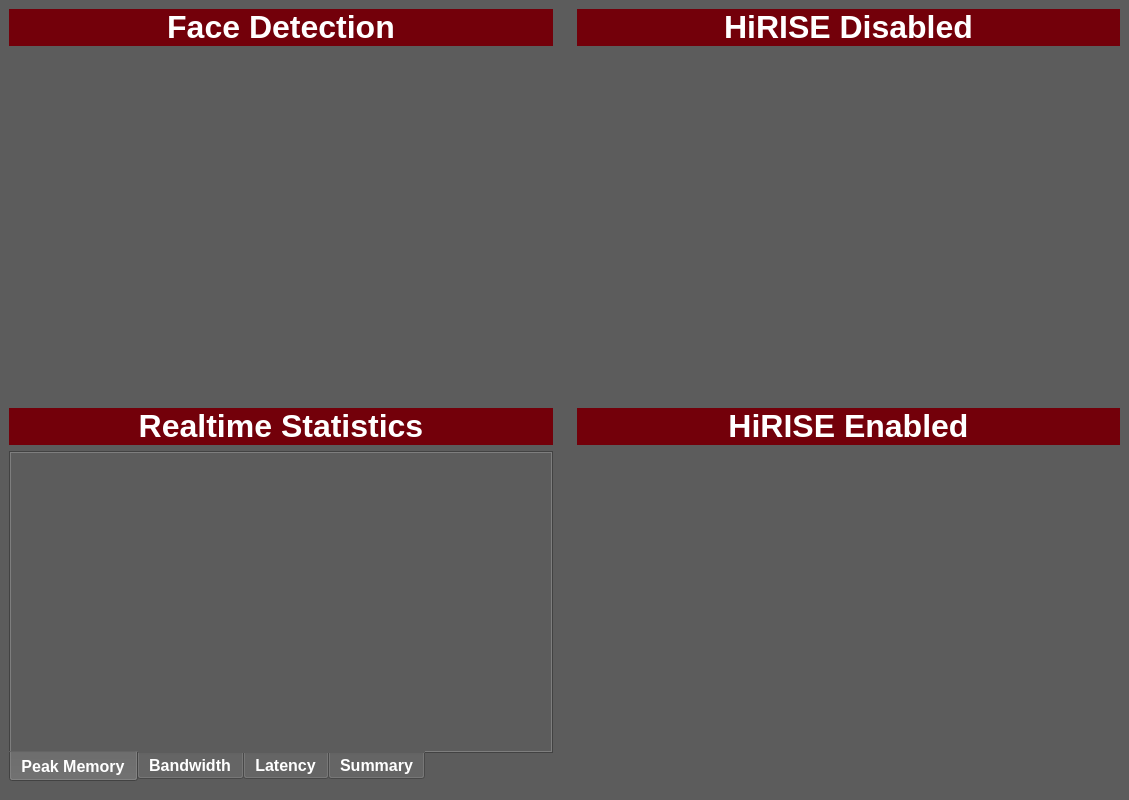
This is src/ui/MainWindow.ui in iCAS-Lab/HiRISE-Demo as Qt 5 draws it before an edit. The edited form follows.
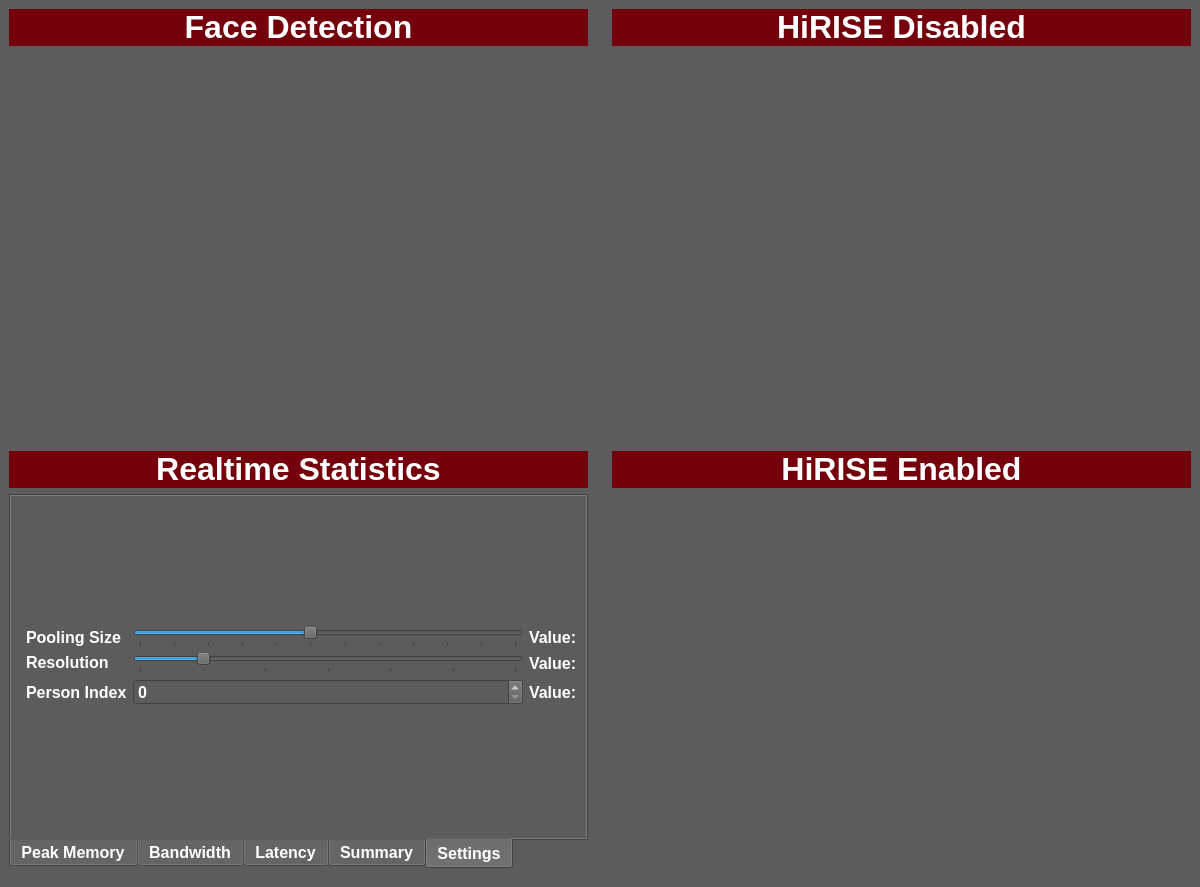
This is the edited form. Custom widgets are drawn as their Qt base class.

Commit message: Added settings tab to gui. Fixed average calculation.

The edit to the form file:
```diff
--- a/src/ui/MainWindow.ui
+++ b/src/ui/MainWindow.ui
@@ -6,8 +6,8 @@
    <rect>
     <x>0</x>
     <y>0</y>
-    <width>1129</width>
-    <height>800</height>
+    <width>1200</width>
+    <height>887</height>
    </rect>
   </property>
   <property name="sizePolicy">
@@ -243,7 +243,7 @@
           <enum>QTabWidget::TabShape::Rounded</enum>
          </property>
          <property name="currentIndex">
-          <number>0</number>
+          <number>4</number>
          </property>
          <property name="documentMode">
           <bool>false</bool>
@@ -279,6 +279,158 @@
            </item>
           </layout>
          </widget>
+         <widget class="QWidget" name="settingsTab">
+          <attribute name="title">
+           <string>Settings</string>
+          </attribute>
+          <layout class="QFormLayout" name="formLayout_3">
+           <item row="0" column="1">
+            <layout class="QGridLayout" name="gridLayout_6">
+             <item row="2" column="0">
+              <widget class="QLabel" name="resolutionLabel">
+               <property name="sizePolicy">
+                <sizepolicy hsizetype="Fixed" vsizetype="Fixed">
+                 <horstretch>0</horstretch>
+                 <verstretch>1</verstretch>
+                </sizepolicy>
+               </property>
+               <property name="text">
+                <string>Resolution</string>
+               </property>
+              </widget>
+             </item>
+             <item row="3" column="0">
+              <widget class="QLabel" name="boundingBoxIndexLabel">
+               <property name="sizePolicy">
+                <sizepolicy hsizetype="Preferred" vsizetype="Preferred">
+                 <horstretch>0</horstretch>
+                 <verstretch>1</verstretch>
+                </sizepolicy>
+               </property>
+               <property name="text">
+                <string>Person Index</string>
+               </property>
+              </widget>
+             </item>
+             <item row="3" column="2">
+              <widget class="QLabel" name="indexValue">
+               <property name="text">
+                <string>Value:</string>
+               </property>
+              </widget>
+             </item>
+             <item row="3" column="1">
+              <widget class="QSpinBox" name="boundBoxIndex">
+               <property name="sizePolicy">
+                <sizepolicy hsizetype="Minimum" vsizetype="Fixed">
+                 <horstretch>0</horstretch>
+                 <verstretch>1</verstretch>
+                </sizepolicy>
+               </property>
+              </widget>
+             </item>
+             <item row="0" column="2">
+              <widget class="QLabel" name="poolValue">
+               <property name="text">
+                <string>Value:</string>
+               </property>
+              </widget>
+             </item>
+             <item row="0" column="0">
+              <widget class="QLabel" name="poolingSizeLabel">
+               <property name="sizePolicy">
+                <sizepolicy hsizetype="Preferred" vsizetype="Preferred">
+                 <horstretch>0</horstretch>
+                 <verstretch>1</verstretch>
+                </sizepolicy>
+               </property>
+               <property name="text">
+                <string>Pooling Size</string>
+               </property>
+              </widget>
+             </item>
+             <item row="2" column="2">
+              <widget class="QLabel" name="resolutionValue">
+               <property name="text">
+                <string>Value:</string>
+               </property>
+              </widget>
+             </item>
+             <item row="2" column="1">
+              <widget class="QSlider" name="resolutionSlider">
+               <property name="sizePolicy">
+                <sizepolicy hsizetype="Expanding" vsizetype="Fixed">
+                 <horstretch>0</horstretch>
+                 <verstretch>1</verstretch>
+                </sizepolicy>
+               </property>
+               <property name="minimum">
+                <number>0</number>
+               </property>
+               <property name="maximum">
+                <number>6</number>
+               </property>
+               <property name="singleStep">
+                <number>1</number>
+               </property>
+               <property name="pageStep">
+                <number>1</number>
+               </property>
+               <property name="value">
+                <number>1</number>
+               </property>
+               <property name="sliderPosition">
+                <number>1</number>
+               </property>
+               <property name="orientation">
+                <enum>Qt::Horizontal</enum>
+               </property>
+               <property name="tickPosition">
+                <enum>QSlider::TicksBelow</enum>
+               </property>
+               <property name="tickInterval">
+                <number>1</number>
+               </property>
+              </widget>
+             </item>
+             <item row="0" column="1">
+              <widget class="QSlider" name="poolingSlider">
+               <property name="sizePolicy">
+                <sizepolicy hsizetype="Expanding" vsizetype="Fixed">
+                 <horstretch>0</horstretch>
+                 <verstretch>1</verstretch>
+                </sizepolicy>
+               </property>
+               <property name="minimum">
+                <number>0</number>
+               </property>
+               <property name="maximum">
+                <number>11</number>
+               </property>
+               <property name="singleStep">
+                <number>1</number>
+               </property>
+               <property name="pageStep">
+                <number>1</number>
+               </property>
+               <property name="value">
+                <number>5</number>
+               </property>
+               <property name="orientation">
+                <enum>Qt::Horizontal</enum>
+               </property>
+               <property name="tickPosition">
+                <enum>QSlider::TicksBelow</enum>
+               </property>
+               <property name="tickInterval">
+                <number>1</number>
+               </property>
+              </widget>
+             </item>
+            </layout>
+           </item>
+          </layout>
+         </widget>
         </widget>
        </item>
       </layout>
```
Left out of the diff: 24 changed lines with no effect on the pictures. The commit also changes 4 other files.
